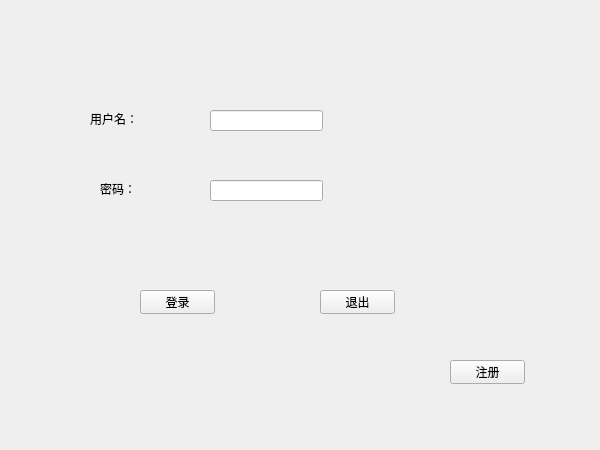
This is frm_login.ui in zhongjf25/Airline-Reservation-System as Qt 5 draws it before an edit. The edited form follows.
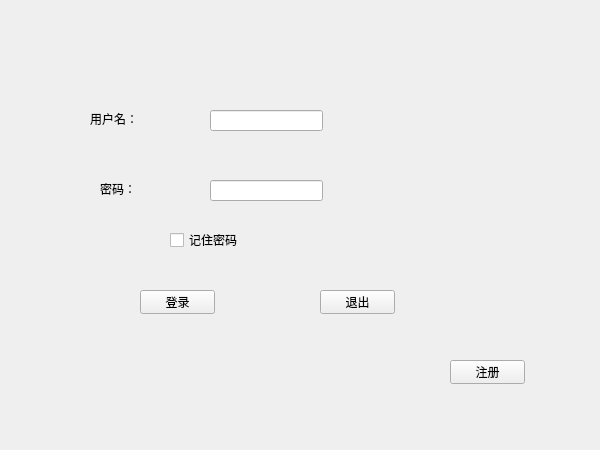
This is the edited form.

The edit to the form file:
```diff
--- a/frm_login.ui
+++ b/frm_login.ui
@@ -101,6 +101,19 @@
     <string>注册</string>
    </property>
   </widget>
+  <widget class="QCheckBox" name="chk_remb_pwd">
+   <property name="geometry">
+    <rect>
+     <x>170</x>
+     <y>230</y>
+     <width>79</width>
+     <height>20</height>
+    </rect>
+   </property>
+   <property name="text">
+    <string>记住密码</string>
+   </property>
+  </widget>
  </widget>
  <resources/>
  <connections/>
```
